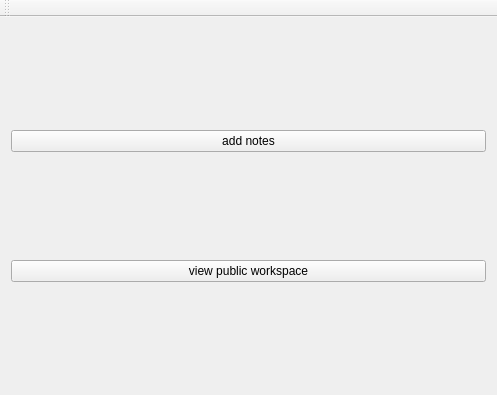
mehreen019/notebox-dashboard-pws-part-, file dashboard.ui: the form before one commit.
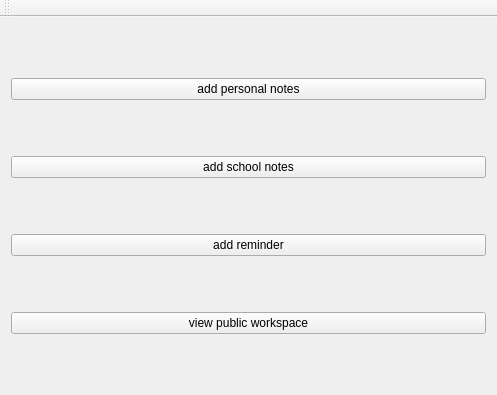
The form after the commit.

Commit message: added school notes and reminder

```diff
--- a/dashboard.ui
+++ b/dashboard.ui
@@ -15,6 +15,27 @@
   </property>
   <widget class="QWidget" name="centralWidget">
    <layout class="QGridLayout" name="gridLayout">
+    <item row="3" column="0">
+     <widget class="QPushButton" name="reminderAdd">
+      <property name="text">
+       <string>add reminder</string>
+      </property>
+     </widget>
+    </item>
+    <item row="1" column="0">
+     <widget class="QPushButton" name="noteAdd">
+      <property name="text">
+       <string>add personal notes</string>
+      </property>
+     </widget>
+    </item>
+    <item row="4" column="0">
+     <widget class="QPushButton" name="ws_button">
+      <property name="text">
+       <string>view public workspace</string>
+      </property>
+     </widget>
+    </item>
     <item row="0" column="0">
      <layout class="QGridLayout" name="gridLayout_2">
       <property name="sizeConstraint">
@@ -22,17 +43,10 @@
       </property>
      </layout>
     </item>
-    <item row="1" column="0">
-     <widget class="QPushButton" name="noteAdd">
-      <property name="text">
-       <string>add notes</string>
-      </property>
-     </widget>
-    </item>
     <item row="2" column="0">
-     <widget class="QPushButton" name="ws_button">
+     <widget class="QPushButton" name="sclNoteAdd">
       <property name="text">
-       <string>view public workspace</string>
+       <string>add school notes</string>
       </property>
      </widget>
     </item>
```
The commit also changes 81 other files.
